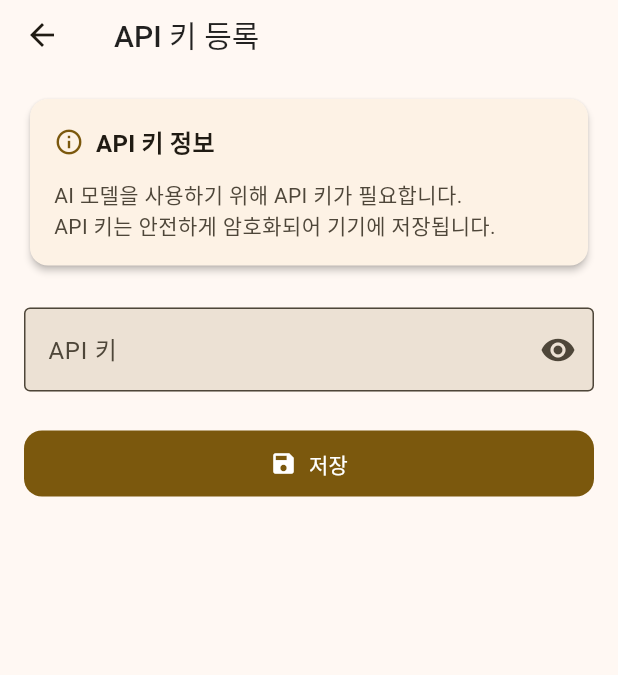
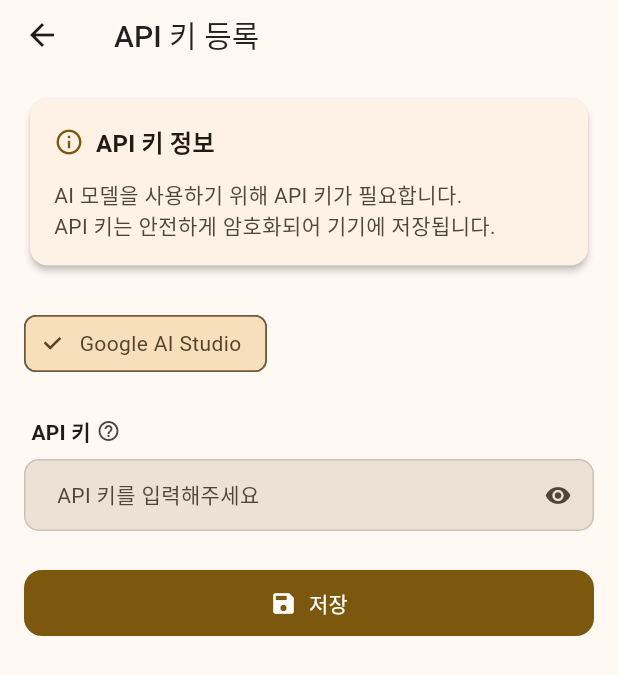
Before and after one commit to pudding-studio/flan, a Flutter app: the ApiKeyScreen screen opened directly, on a phone screen of 412 x 824 dp. Shown: the top 675 px of the screen. Run offline on Flutter 3.47's test engine with Material 3 defaults, Android fonts, the phone set to English and light mode, and no system bars; our stand-ins replace image_picker, shared_preferences, sqflite; accounts and stored records are empty.

Commit message:
feat(settings): API 키 화면 개선 및 CustomTextField 확장
API 키 타입 선택 기능과 비밀번호 필드 기능을 추가했습니다.

- ApiKeyType enum 추가 (Google AI Studio)
- API 키 타입 선택 UI (FilterChip)
- CustomTextField에 obscureText 기능 추가
  - obscureText: 비밀번호 필드 활성화
  - enableObscureToggle: 표시/숨김 토글 버튼 추가
- API 키 입력 필드를 CustomTextField로 변경

🤖 Generated with [Claude Code](https://claude.com/claude-code)

Co-Authored-By: Claude Sonnet 4.5 <noreply@anthropic.com>

```diff
--- a/lib/screens/settings/api_key_screen.dart
+++ b/lib/screens/settings/api_key_screen.dart
@@ -1,5 +1,13 @@
 import 'package:flutter/material.dart';
 import 'package:shared_preferences/shared_preferences.dart';
+import '../../widgets/custom_text_field.dart';
+
+enum ApiKeyType {
+  googleAiStudio('Google AI Studio');
+
+  final String displayName;
+  const ApiKeyType(this.displayName);
+}
 
 class ApiKeyScreen extends StatefulWidget {
   const ApiKeyScreen({super.key});
@@ -12,7 +20,7 @@ class _ApiKeyScreenState extends State<ApiKeyScreen> {
   final _formKey = GlobalKey<FormState>();
   final _apiKeyController = TextEditingController();
   bool _isLoading = false;
-  bool _isObscured = true;
+  ApiKeyType _selectedApiKeyType = ApiKeyType.googleAiStudio;
 
   @override
   void initState() {
@@ -117,6 +125,37 @@ class _ApiKeyScreenState extends State<ApiKeyScreen> {
     }
   }
 
+  Widget _buildApiKeyTypeSelector(BuildContext context) {
+    final colorScheme = Theme.of(context).colorScheme;
+    final textTheme = Theme.of(context).textTheme;
+
+    return Wrap(
+      spacing: 8,
+      runSpacing: 8,
+      children: ApiKeyType.values.map((type) {
+        final isSelected = _selectedApiKeyType == type;
+        return FilterChip(
+          selected: isSelected,
+          label: Text(type.displayName),
+          labelStyle: textTheme.bodyMedium?.copyWith(
+            color: isSelected ? colorScheme.onSecondaryContainer : colorScheme.onSurface,
+          ),
+          backgroundColor: colorScheme.surface,
+          selectedColor: colorScheme.secondaryContainer,
+          checkmarkColor: colorScheme.onSecondaryContainer,
+          side: BorderSide(
+            color: isSelected ? colorScheme.secondary : colorScheme.outline.withValues(alpha: 0.3),
+          ),
+          onSelected: (selected) {
+            if (selected) {
+              setState(() => _selectedApiKeyType = type);
+            }
+          },
+        );
+      }).toList(),
+    );
+  }
+
   @override
   Widget build(BuildContext context) {
     return Scaffold(
@@ -174,19 +213,16 @@ class _ApiKeyScreenState extends State<ApiKeyScreen> {
                       ),
                     ),
                     const SizedBox(height: 24),
-                    TextFormField(
+                    _buildApiKeyTypeSelector(context),
+                    const SizedBox(height: 24),
+                    CustomTextField(
                       controller: _apiKeyController,
-                      decoration: InputDecoration(
-                        labelText: 'API 키',
-                        hintText: 'sk-...',
-                        border: const OutlineInputBorder(),
-                        suffixIcon: IconButton(
-                          icon: Icon(_isObscured ? Icons.visibility : Icons.visibility_off),
-                          onPressed: () => setState(() => _isObscured = !_isObscured),
-                        ),
-                      ),
-                      obscureText: _isObscured,
+                      label: 'API 키',
+                      helpText: '${_selectedApiKeyType.displayName}에서 발급받은 API 키를 입력해주세요.',
+                      hintText: 'API 키를 입력해주세요',
                       maxLines: 1,
+                      obscureText: true,
+                      enableObscureToggle: true,
                       validator: (value) {
                         if (value == null || value.trim().isEmpty) {
                           return 'API 키를 입력해주세요';
--- a/lib/widgets/custom_text_field.dart
+++ b/lib/widgets/custom_text_field.dart
@@ -19,6 +19,8 @@ class CustomTextField extends StatefulWidget {
   final String? label;
   final String? helpText;
   final bool showCounter;
+  final bool obscureText;
+  final bool enableObscureToggle;
 
   const CustomTextField({
     super.key,
@@ -30,6 +32,8 @@ class CustomTextField extends StatefulWidget {
     this.label,
     this.helpText,
     this.showCounter = false,
+    this.obscureText = false,
+    this.enableObscureToggle = false,
   });
 
   @override
@@ -38,10 +42,12 @@ class CustomTextField extends StatefulWidget {
 
 class _CustomTextFieldState extends State<CustomTextField> {
   int _currentLength = 0;
+  late bool _isObscured;
 
   @override
   void initState() {
     super.initState();
+    _isObscured = widget.obscureText;
     widget.controller?.addListener(_updateLength);
   }
 
@@ -117,6 +123,7 @@ class _CustomTextFieldState extends State<CustomTextField> {
         TextFormField(
           controller: widget.controller,
           style: textTheme.bodyMedium,
+          obscureText: _isObscured,
           decoration: InputDecoration(
             hintText: widget.hintText,
             hintStyle: textTheme.bodyMedium?.copyWith(
@@ -144,6 +151,12 @@ class _CustomTextFieldState extends State<CustomTextField> {
               horizontal: CustomTextField.horizontalPadding,
               vertical: CustomTextField.verticalPadding,
             ),
+            suffixIcon: widget.enableObscureToggle
+                ? IconButton(
+                    icon: Icon(_isObscured ? Icons.visibility : Icons.visibility_off),
+                    onPressed: () => setState(() => _isObscured = !_isObscured),
+                  )
+                : null,
             counterText: '',
             isDense: true,
           ),
```
